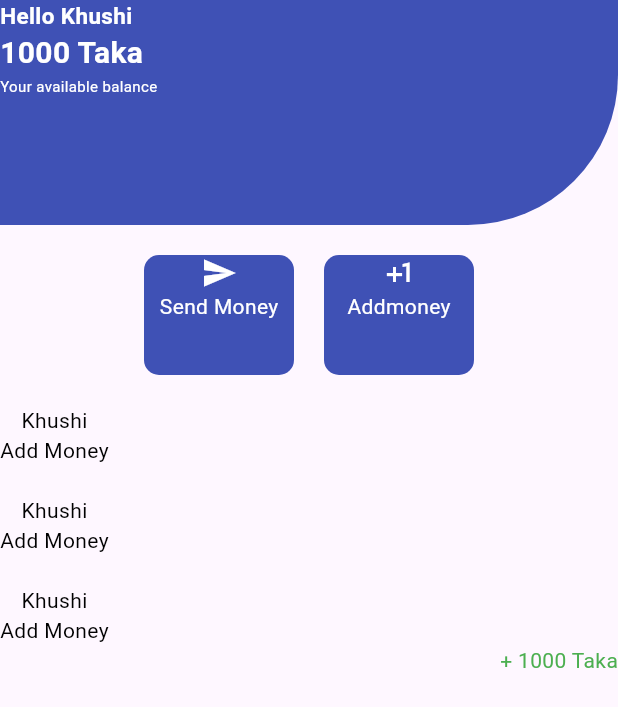
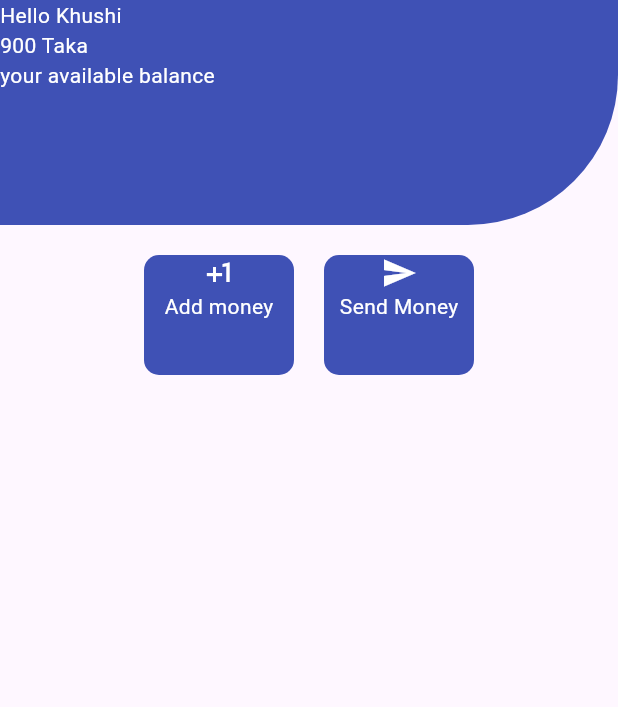
Before and after one commit to khushiakter10/pay_app, a Flutter app: the screen it shows after launch, on a phone screen of 412 x 824 dp. Shown: the top 707 px of the screen. Run offline on Flutter 3.47's test engine with Material 3 defaults, Android fonts, the light colour scheme and no system bars; our stand-ins replace get.

Commit message:
sendoney_addmoney

```diff
--- a/lib/main.dart
+++ b/lib/main.dart
@@ -1,5 +1,6 @@
 import 'package:flutter/cupertino.dart';
 import 'package:get/get.dart';
+import 'package:pay_app/view/sendmoney_Addmoney_3/sendmoney_addmoney_3.dart';
 import 'package:pay_app/view/sendmoney_addmoney/sendmony_addmoney.dart';
 import 'package:pay_app/view/sendmoney_addmoney_payment/sendmoney_addmoney_payment.dart';
 
@@ -14,7 +15,7 @@ class MyApp extends StatelessWidget {
   Widget build(BuildContext context) {
     return  const GetMaterialApp(
       debugShowCheckedModeBanner: false,
-      home:  SendmoneyAddmoneyPayment(),
+      home:  SendmoneyAddmoney3(),
     );
   }
 }
--- /dev/null
+++ b/lib/view/sendmoney_Addmoney_3/sendmoney_addmoney_3.dart
@@ -0,0 +1,76 @@
+
+import 'package:flutter/material.dart';
+import 'package:get/get.dart';
+
+class SendmoneyAddmoney3 extends StatelessWidget {
+  const SendmoneyAddmoney3({super.key});
+
+  @override
+  Widget build(BuildContext context) {
+    return  Scaffold(
+      body: SingleChildScrollView(
+        child: Column(
+          children: [
+            Container(
+              height: 150,width: Get.width,
+              decoration: const BoxDecoration(
+                color: Colors.indigo,
+                borderRadius: BorderRadius.only(bottomRight: Radius.circular(100))
+              ),
+              child: const Column(
+                crossAxisAlignment: CrossAxisAlignment.start,
+                children: [
+                  Text("Hello Khushi",style: TextStyle(color: Colors.white,),),
+                  Text("900 Taka",style: TextStyle(color: Colors.white,),),
+                  Text("your available balance",style: TextStyle(color: Colors.white
+                      ,),)
+                ],
+              ),
+            ),
+            const SizedBox(height: 20,),
+            Row(
+              mainAxisAlignment: MainAxisAlignment.center,
+              children: [
+                Row(
+                  children: [
+                    Container(
+                      height: 80,
+                      width: 100,
+                      decoration: BoxDecoration(
+                        color: Colors.indigo,
+                        borderRadius: BorderRadius.circular(10),
+                      ),
+                      child: const Column(
+                        children: [
+                          Icon(Icons.plus_one,color: Colors.white,),
+                          Text("Add money",style: TextStyle(color: Colors.white),)
+                        ],
+                      ),
+                    ),
+                    const SizedBox(width:  20,)
+                  ],
+                ),
+                Container(
+                 height: 80,
+                  width: 100,
+                  decoration: BoxDecoration(
+                    borderRadius: BorderRadius.circular(10),
+                    color: Colors.indigo,
+
+                  ),
+                  child: const Column(
+                    children: [
+                      Icon(Icons.send,color: Colors.white,),
+                      Text("Send Money",style: TextStyle(color: Colors.white),)
+                    ],
+                  ),
+                ),
+              ],
+            ),
+
+          ],
+        ),
+      ),
+    );
+  }
+}
```
